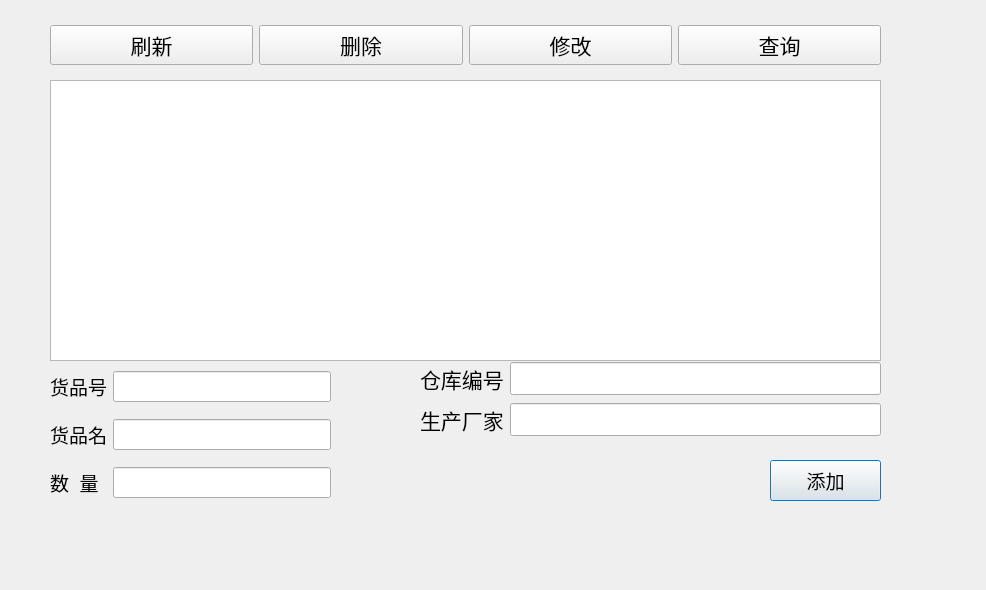
This is StorageManagement/dialogstockmanage.ui in MiChuan/QTproject as Qt 5 draws it before an edit. The edited form follows.
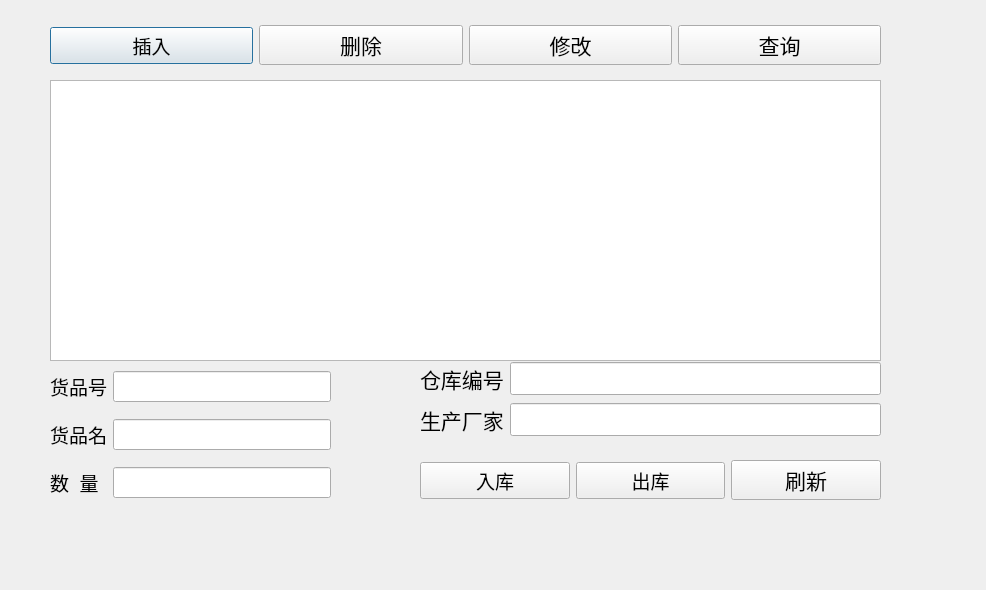
This is the edited form.

The edit to the form file:
```diff
--- a/StorageManagement/dialogstockmanage.ui
+++ b/StorageManagement/dialogstockmanage.ui
@@ -123,24 +123,6 @@
    <zorder>lb_name</zorder>
    <zorder>le_num</zorder>
   </widget>
-  <widget class="QPushButton" name="bit_add">
-   <property name="geometry">
-    <rect>
-     <x>770</x>
-     <y>460</y>
-     <width>111</width>
-     <height>41</height>
-    </rect>
-   </property>
-   <property name="font">
-    <font>
-     <pointsize>14</pointsize>
-    </font>
-   </property>
-   <property name="text">
-    <string>添加</string>
-   </property>
-  </widget>
   <widget class="QWidget" name="horizontalLayoutWidget">
    <property name="geometry">
     <rect>
@@ -152,14 +134,14 @@
    </property>
    <layout class="QHBoxLayout" name="horizontalLayout">
     <item>
-     <widget class="QPushButton" name="btn_flush">
+     <widget class="QPushButton" name="bit_add">
       <property name="font">
        <font>
-        <pointsize>16</pointsize>
+        <pointsize>14</pointsize>
        </font>
       </property>
       <property name="text">
-       <string>刷新</string>
+       <string>插入</string>
       </property>
      </widget>
     </item>
@@ -233,6 +215,54 @@
     </item>
    </layout>
   </widget>
+  <widget class="QWidget" name="horizontalLayoutWidget_2">
+   <property name="geometry">
+    <rect>
+     <x>420</x>
+     <y>460</y>
+     <width>461</width>
+     <height>41</height>
+    </rect>
+   </property>
+   <layout class="QHBoxLayout" name="horizontalLayout_2">
+    <item>
+     <widget class="QPushButton" name="bit_input">
+      <property name="font">
+       <font>
+        <pointsize>14</pointsize>
+       </font>
+      </property>
+      <property name="text">
+       <string>入库</string>
+      </property>
+     </widget>
+    </item>
+    <item>
+     <widget class="QPushButton" name="bit_output">
+      <property name="font">
+       <font>
+        <pointsize>14</pointsize>
+       </font>
+      </property>
+      <property name="text">
+       <string>出库</string>
+      </property>
+     </widget>
+    </item>
+    <item>
+     <widget class="QPushButton" name="btn_flush">
+      <property name="font">
+       <font>
+        <pointsize>16</pointsize>
+       </font>
+      </property>
+      <property name="text">
+       <string>刷新</string>
+      </property>
+     </widget>
+    </item>
+   </layout>
+  </widget>
  </widget>
  <resources/>
  <connections/>
```
